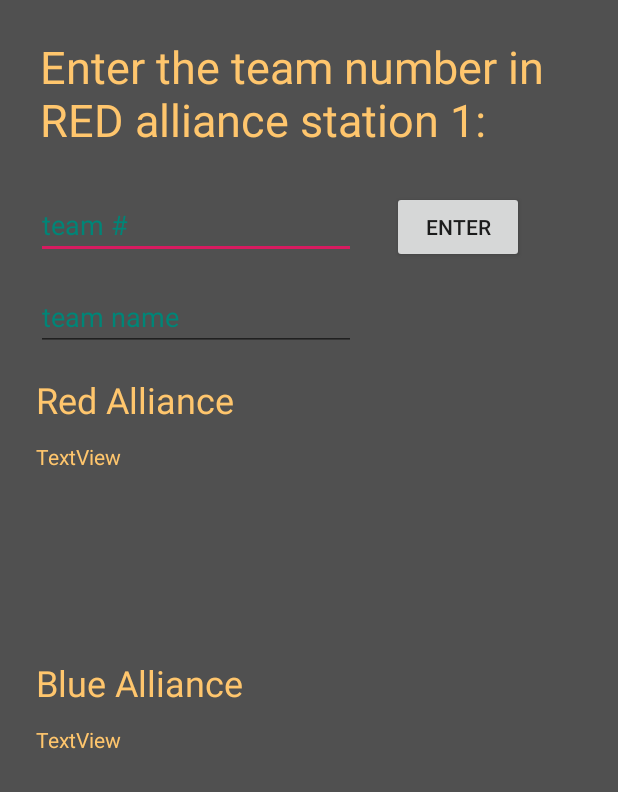
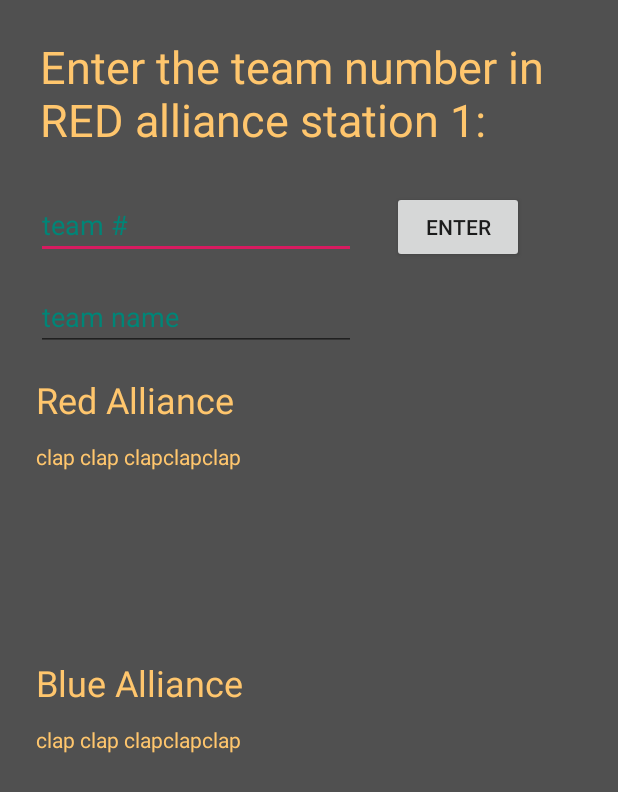
Before and after one commit to 1ethanhansen/FRC-Elo-App, an Android app: the runMatch1 screen opened directly, with no data from a screen before it, on a phone screen of 412 x 824 dp. Shown: the top 792 px of the screen. Run offline under Robolectric (Android 15) with nearby library versions, the phone set to English and light mode, and no system bars.

Commit message:
Fixes #14
no one:
FRC kids: RED ALLIANCE *clap clap clapclapclap*

```diff
--- a/app/src/main/res/layout/activity_run_match1.xml
+++ b/app/src/main/res/layout/activity_run_match1.xml
@@ -61,7 +61,7 @@
             android:textSize="24sp" android:layout_marginTop="16dp"
             app:layout_constraintTop_toBottomOf="@+id/et_team_name"/>
     <TextView
-            android:text="TextView"
+            android:text="clap clap clapclapclap"
             android:textColor="@color/colorText"
             android:layout_width="330dp"
             android:layout_height="100dp"
@@ -69,7 +69,7 @@
             app:layout_constraintTop_toBottomOf="@+id/tv_red_label" app:layout_constraintStart_toStartOf="parent"
             android:layout_marginStart="24dp"/>
     <TextView
-            android:text="TextView"
+            android:text="clap clap clapclapclap"
             android:textColor="@color/colorText"
             android:layout_width="330dp"
             android:layout_height="100dp"
```
